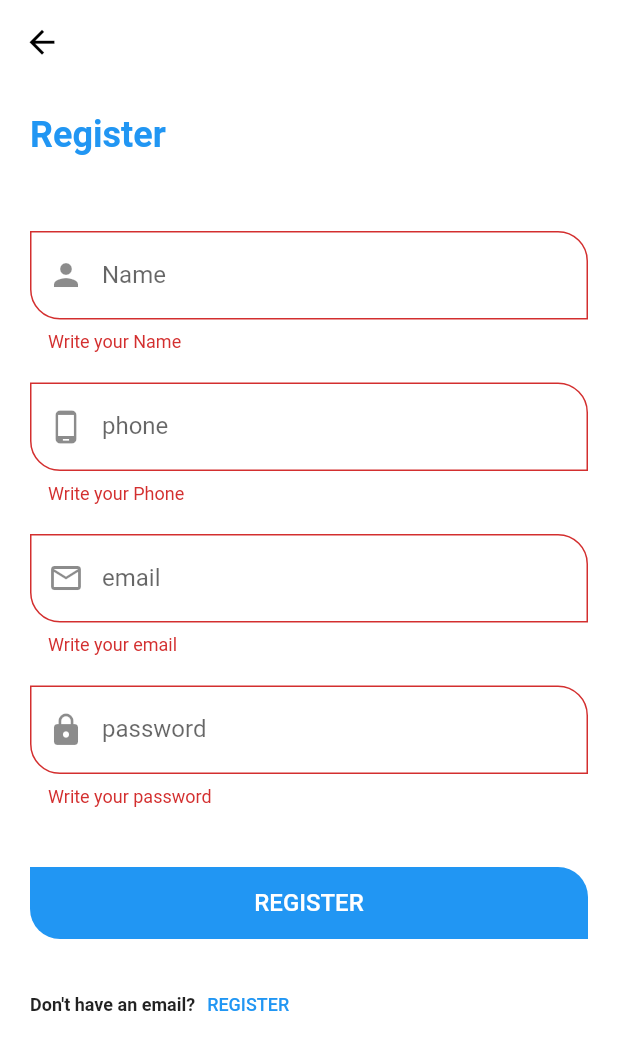
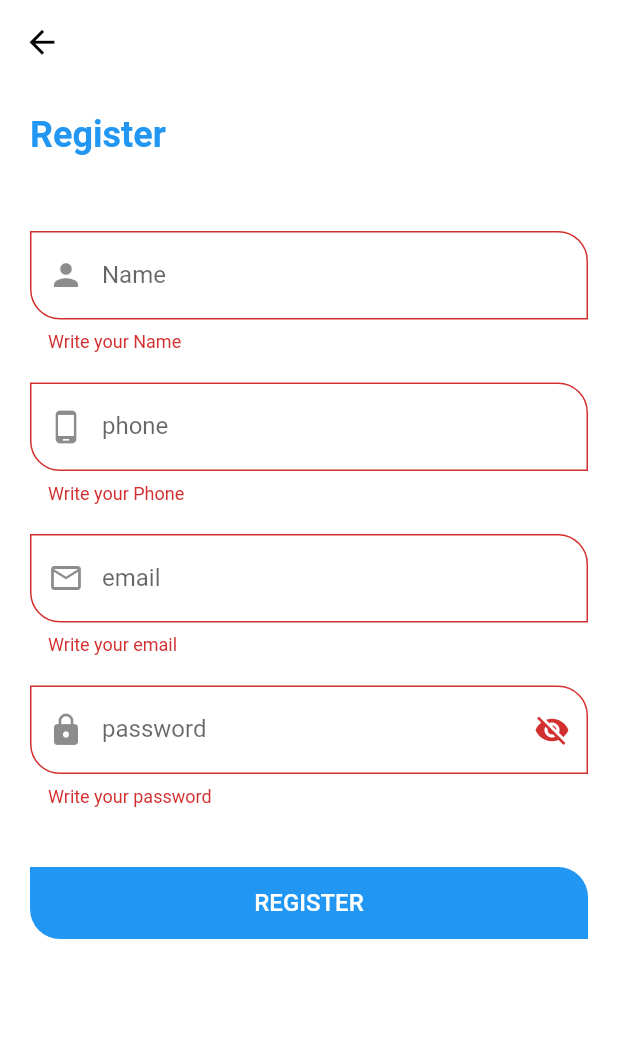
Before and after one commit to mahmoud-khaled19/GoShop, a Flutter app: the RegisterScreen screen opened directly, after a tap on "REGISTER", on a phone screen of 412 x 824 dp. Shown: the top 1050 px of the screen. Run offline on Flutter 3.47's test engine with Material 2 defaults, Android fonts, the phone set to English and light mode, and no system bars; our stand-ins replace carousel_slider, conditional_builder_null_safety, dio, flutter_bloc, fluttertoast, hexcolor and 3 more; accounts and stored records are empty; network calls fail.

Commit message:
finish register screen

```diff
--- a/lib/modules/login screen/shop_login.dart
+++ b/lib/modules/login screen/shop_login.dart
@@ -60,7 +60,7 @@ class ShopAppLoginScreen extends StatelessWidget {
                           height: 15,
                         ),
                         Text(
-                          'Login To Batty Shop and Browse our Offers',
+                          'Login To Koota Shop and Browse our Offers',
                           style: Theme.of(context)
                               .textTheme
                               .bodyText2
--- /dev/null
+++ b/lib/modules/register_screen/register_cubit/register_app_states.dart
@@ -0,0 +1,22 @@
+import 'package:shop_app/models/register_model/register_model.dart';
+import 'package:shop_app/models/shop_model/shop_model.dart';
+
+abstract class RegisterAppStates {}
+
+class InitialRegisterState extends RegisterAppStates {}
+
+class ChangePassVisibilityForRegister extends RegisterAppStates {}
+
+class RegisterLoadingState extends RegisterAppStates {}
+
+class RegisterSuccessState extends RegisterAppStates {
+   final RegisterModel model;
+
+  RegisterSuccessState(this.model);
+}
+
+class RegisterErrorState extends RegisterAppStates {
+  late final String error;
+
+  RegisterErrorState(this.error);
+}
--- a/lib/modules/register_screen/register_screen.dart
+++ b/lib/modules/register_screen/register_screen.dart
@@ -1,10 +1,11 @@
 import 'package:flutter/material.dart';
 import 'package:flutter_bloc/flutter_bloc.dart';
 import 'package:shop_app/modules/login%20screen/shop_login.dart';
-import 'package:shop_app/shared/cubit/app_states.dart';
-
+import 'package:shop_app/modules/register_screen/register_cubit/register_app_states.dart';
+import 'package:shop_app/modules/register_screen/register_cubit/register_cubit.dart';
 import '../../shared/components/components.dart';
-import '../../shared/cubit/app_cubit.dart';
+import '../../shared/components/constants.dart';
+import '../../shared/network/local/shared_preferences.dart';
 
 class RegisterScreen extends StatelessWidget {
   const RegisterScreen({Key? key}) : super(key: key);
@@ -16,8 +17,11 @@ class RegisterScreen extends StatelessWidget {
     var passController = TextEditingController();
     var phoneController = TextEditingController();
     var emailController = TextEditingController();
-    return BlocConsumer<ShopCubit, ShopStates>(
-      listener: (context, state) {},
+    return BlocProvider(
+      create: (BuildContext context) => RegisterCubit(),
+      child: BlocConsumer<RegisterCubit, RegisterAppStates>(
+        listener: (context, state) {
+        },
         builder: (context, state) {
           return Scaffold(
             appBar: AppBar(),
@@ -97,15 +101,17 @@ class RegisterScreen extends StatelessWidget {
                             }
                           },
                           type: TextInputType.phone,
-                        isSecure: true,
+                          label: 'password ',
+                          isSecure: RegisterCubit.get(context).visible == false
+                              ? false
+                              : true,
                           controller: passController,
                           prefix: Icons.lock,
-                        // suffix: AppCubit.get(context).isVisible == false
-                        //     ? Icons.visibility
-                        //     : Icons.visibility_off,
-                        label: 'password ',
+                          suffix: RegisterCubit.get(context).visible == false
+                              ? Icons.visibility
+                              : Icons.visibility_off,
                           function: () {
-                          // AppCubit.get(context).changePassVisibility();
+                            RegisterCubit.get(context).changePassVisibility();
                           }),
                       const SizedBox(
                         height: 40,
@@ -114,18 +120,33 @@ class RegisterScreen extends StatelessWidget {
                           text: 'REGISTER',
                           function: () {
                             if (formKey.currentState!.validate()) {
-                            navigateTo(context, const ShopAppLoginScreen());
+                              RegisterCubit.get(context).userRegister(
+                                  email: emailController.text,
+                                  name: nameController.text,
+                                  phone: phoneController.text,
+                                  password: passController.text);
+                              if (state is RegisterSuccessState) {
+                                if (state.model.status! == true) {
+                                  print(state.model.status!);
+                                  CacheHelper.saveData(
+                                      key: 'token', value: state.model.data!.token)
+                                      .then((value) {
+                                    defaultToast(text: state.model.message!, color: Colors.green);
+                                    token =state.model.data!.token;
+                                    navigateAndFinish(context, const ShopAppLoginScreen());
+                                  });
+
+                                } else {
+                                  defaultToast(text: state.model.message!, color: Colors.red);
+                                }
+                              } else if (state is RegisterErrorState) {
+                                defaultToast(
+                                    text: ' تأكد من الاتصال بالانترنت ', color: Colors.green);
+                              }
+
                             }
                           }),
-                    const SizedBox(
-                      height: 20,
-                    ),
-                    Row(
-                      children: [
-                        const Text('Don\'t have an email?'),
-                        defaultTextButton(function: () {}, text: 'Register')
-                      ],
-                    )
+
                     ],
                   ),
                 ),
@@ -133,6 +154,7 @@ class RegisterScreen extends StatelessWidget {
             ),
           );
         },
+      ),
     );
   }
 }
--- a/lib/shared/network/end_points.dart
+++ b/lib/shared/network/end_points.dart
@@ -3,3 +3,4 @@ const home = 'home';
 const category = 'categories';
 const favorites = 'favorites';
 const profile = 'profile';
+const register = 'register';
```
Also changed, not shown: lib/models/register_model/register_model.dart (+1 -24 lines), lib/modules/favorite/favorites.dart (+6 -5 lines), lib/modules/register_screen/register_cubit/register_cubit.dart (added, +46 -0 lines). Lines whose indentation alone changed are shown as unchanged.
